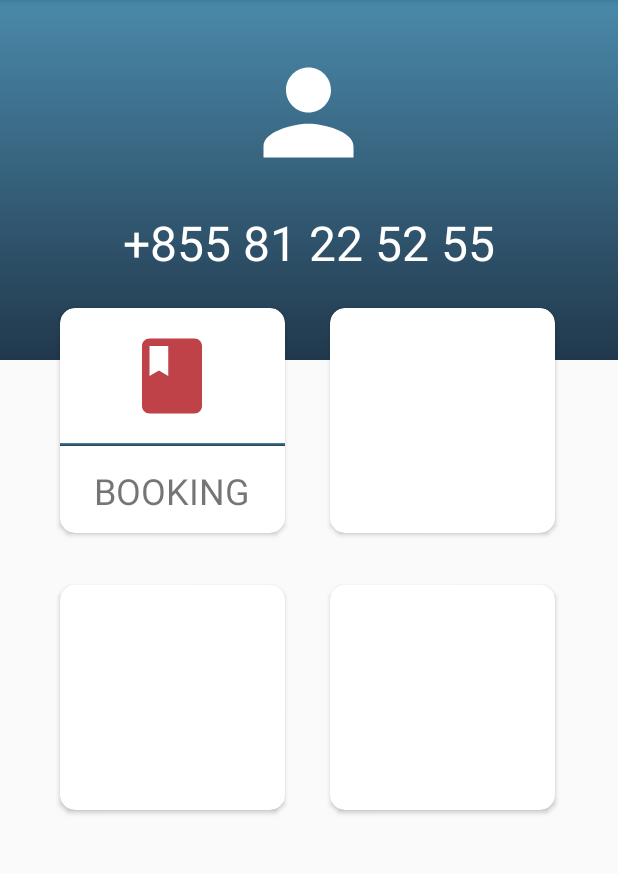
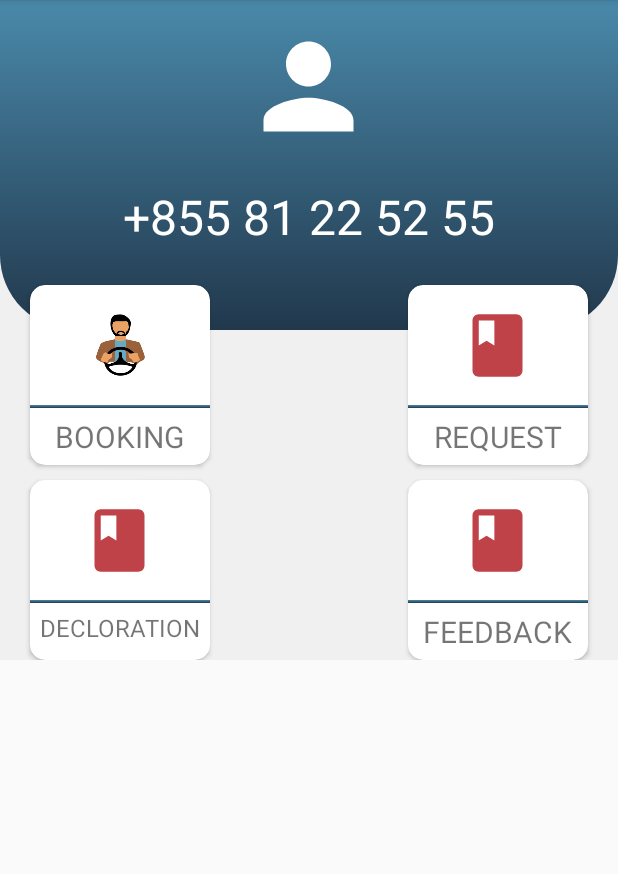
Before and after one commit to VuthyVey/WorkPlease, an Android app: the Homepage screen opened directly, with no data from a screen before it, on a phone screen of 412 x 824 dp, the part 84-958 px from its top. Run offline under Robolectric (Android 15) with nearby library versions, the phone set to English and light mode, and no system bars.

Commit message:
homepage2

```diff
--- /dev/null
+++ b/app/src/main/res/drawable/background_homepage.xml
@@ -0,0 +1,19 @@
+<?xml version="1.0" encoding="utf-8"?>
+<selector xmlns:android="http://schemas.android.com/apk/res/android">
+    <item>
+        <shape>
+            <gradient
+                android:startColor="#4A89AA"
+                android:endColor="#21384C"
+                android:angle="270"
+                />
+            <padding android:left="3dp"
+                android:top="3dp"
+                android:right="3dp"
+                android:bottom="3dp"
+                />
+
+            <corners android:bottomRightRadius="50dp" android:bottomLeftRadius="50dp" />
+        </shape>
+    </item>
+</selector>
--- a/app/src/main/res/layout/activity_homepage.xml
+++ b/app/src/main/res/layout/activity_homepage.xml
@@ -7,23 +7,27 @@
     tools:context="com.example.vuthy.workplease.Homepage"
     android:orientation="vertical">
 
+    <ScrollView
+        android:layout_width="match_parent"
+        android:layout_height="match_parent">
     <RelativeLayout
         android:layout_width="match_parent"
-        android:layout_height="match_parent">
+        android:layout_height="match_parent"
+        android:background="#F0F0F1">
 
 
         <LinearLayout
             android:layout_width="match_parent"
-            android:layout_height="240dp"
+            android:layout_height="220dp"
             android:orientation="vertical"
-            android:background="@drawable/background_color">
+            android:background="@drawable/background_homepage">
 
             <ImageView
                 android:layout_width="90dp"
                 android:layout_height="90dp"
                 android:layout_gravity="center"
                 android:src="@drawable/ic_person_black_24dp"
-                android:layout_marginTop="30dp"/>
+                android:layout_marginTop="10dp"/>
 
             <TextView
                 android:layout_width="wrap_content"
@@ -37,15 +41,49 @@
         </LinearLayout>
 
         <android.support.v7.widget.CardView
-            android:layout_width="150dp"
-            android:layout_height="150dp"
-            android:layout_marginTop="205dp"
-            android:layout_marginLeft="40dp"
+            android:layout_width="120dp"
+            android:layout_height="120dp"
+            android:layout_marginTop="190dp"
+            android:layout_alignParentStart="true"
+            android:layout_marginHorizontal="20dp"
             app:cardCornerRadius="10dp"
             >
             <ImageView
-                android:layout_width="60dp"
-                android:layout_height="60dp"
+                android:layout_width="50dp"
+                android:layout_height="50dp"
+                android:src="@drawable/book"
+                android:layout_gravity="center_horizontal"
+                android:layout_marginTop="15dp"/>
+            <View
+                android:layout_width="match_parent"
+                android:layout_height="2dp"
+                android:layout_gravity="center_horizontal"
+                android:background="@drawable/background_color"
+                android:layout_marginTop="80dp"/>
+
+            <TextView
+                android:layout_width="wrap_content"
+                android:layout_height="wrap_content"
+                android:text="Booking"
+                android:textSize="20dp"
+                android:layout_gravity="center_horizontal"
+                android:layout_marginTop="87dp"
+                android:textAllCaps="true"/>
+
+
+       </android.support.v7.widget.CardView>
+
+        <android.support.v7.widget.CardView
+            android:layout_width="120dp"
+            android:layout_height="120dp"
+            android:layout_marginTop="190dp"
+            android:layout_alignParentRight="true"
+            android:layout_marginHorizontal="20dp"
+            app:cardCornerRadius="10dp">
+
+            <ImageView
+                android:layout_width="50dp"
+                android:layout_height="50dp"
                 android:src="@drawable/booking"
                 android:layout_gravity="center_horizontal"
                 android:layout_marginTop="15dp"/>
@@ -54,27 +92,16 @@
                 android:layout_height="2dp"
                 android:layout_gravity="center_horizontal"
                 android:background="@drawable/background_color"
-                android:layout_marginTop="90dp"/>
+                android:layout_marginTop="80dp"/>
 
             <TextView
                 android:layout_width="wrap_content"
                 android:layout_height="wrap_content"
-                android:text="Booking"
-                android:textSize="24dp"
+                android:text="Request"
+                android:textSize="20dp"
                 android:layout_gravity="center_horizontal"
-                android:layout_marginTop="105dp"
+                android:layout_marginTop="87dp"
                 android:textAllCaps="true"/>
-
-
-       </android.support.v7.widget.CardView>
-
-        <android.support.v7.widget.CardView
-            android:layout_width="150dp"
-            android:layout_height="150dp"
-            android:layout_marginTop="205dp"
-            android:layout_marginLeft="220dp"
-            app:cardCornerRadius="10dp">
-
 
 
 
@@ -83,25 +110,69 @@
         </android.support.v7.widget.CardView>
 
         <android.support.v7.widget.CardView
-            android:layout_width="150dp"
-            android:layout_height="150dp"
-            android:layout_marginTop="390dp"
-            android:layout_marginLeft="40dp"
+            android:layout_width="120dp"
+            android:layout_height="120dp"
+            android:layout_marginTop="320dp"
+            android:layout_alignParentStart="true"
+            android:layout_marginHorizontal="20dp"
             app:cardCornerRadius="10dp">
 
+            <ImageView
+                android:layout_width="50dp"
+                android:layout_height="50dp"
+                android:src="@drawable/booking"
+                android:layout_gravity="center_horizontal"
+                android:layout_marginTop="15dp"/>
+            <View
+                android:layout_width="match_parent"
+                android:layout_height="2dp"
+                android:layout_gravity="center_horizontal"
+                android:background="@drawable/background_color"
+                android:layout_marginTop="80dp"/>
+
+            <TextView
+                android:layout_width="wrap_content"
+                android:layout_height="wrap_content"
+                android:text="Decloration"
+                android:textSize="16dp"
+                android:layout_gravity="center_horizontal"
+                android:layout_marginTop="87dp"
+                android:textAllCaps="true"/>
 
         </android.support.v7.widget.CardView>
 
         <android.support.v7.widget.CardView
-            android:layout_width="150dp"
-            android:layout_height="150dp"
-            android:layout_marginTop="390dp"
-            android:layout_marginLeft="220dp"
+            android:layout_width="120dp"
+            android:layout_height="120dp"
+            android:layout_marginTop="320dp"
+            android:layout_alignParentRight="true"
+            android:layout_marginHorizontal="20dp"
             app:cardCornerRadius="10dp">
 
+            <ImageView
+                android:layout_width="50dp"
+                android:layout_height="50dp"
+                android:src="@drawable/booking"
+                android:layout_gravity="center_horizontal"
+                android:layout_marginTop="15dp"/>
+            <View
+                android:layout_width="match_parent"
+                android:layout_height="2dp"
+                android:layout_gravity="center_horizontal"
+                android:background="@drawable/background_color"
+                android:layout_marginTop="80dp"/>
+
+            <TextView
+                android:layout_width="wrap_content"
+                android:layout_height="wrap_content"
+                android:text="Feedback"
+                android:textSize="20dp"
+                android:layout_gravity="center_horizontal"
+                android:layout_marginTop="87dp"
+                android:textAllCaps="true"/>
 
         </android.support.v7.widget.CardView>
     </RelativeLayout>
 
-
+    </ScrollView>
 </LinearLayout>
```
Also changed, not shown: app/src/main/res/drawable-xhdpi/book.png (added).
